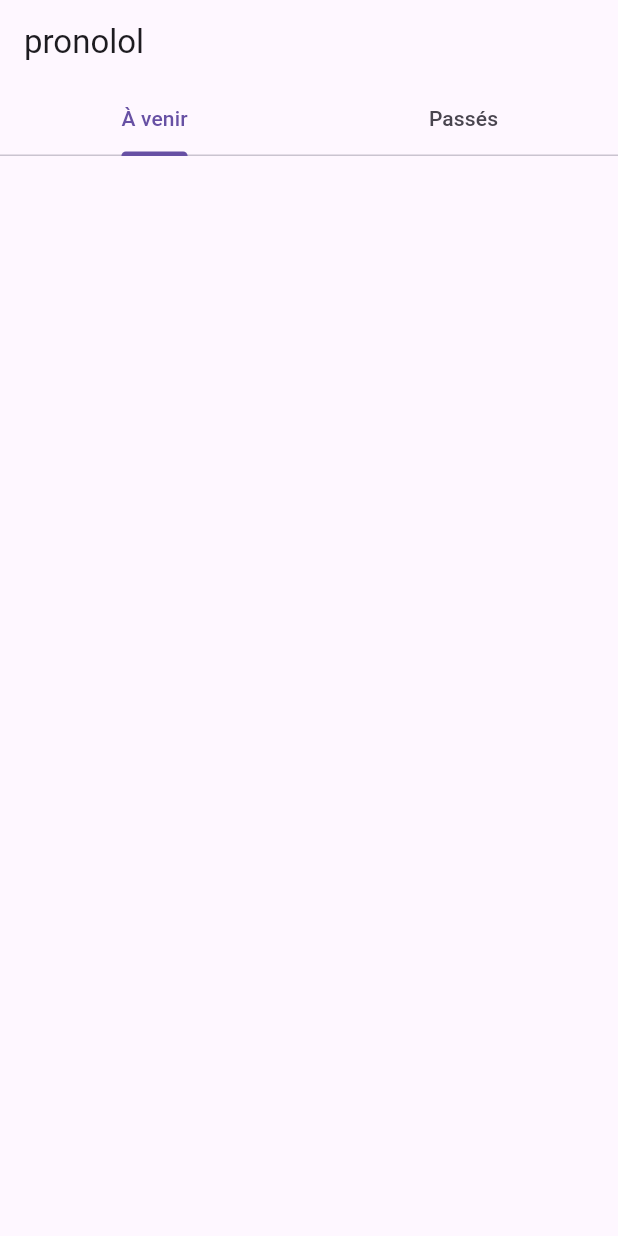
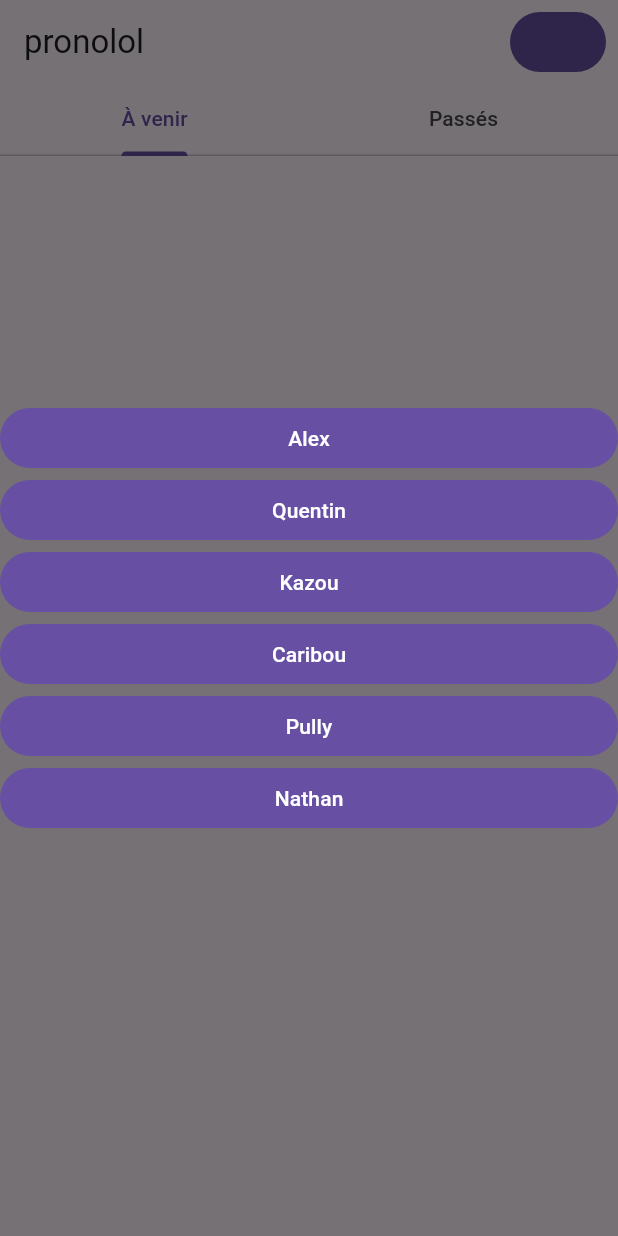
Before and after one commit to AlexStefanos/pronolol, a Flutter app: the screen it shows after launch, on a phone screen of 412 x 824 dp. Run offline on Flutter 3.47's test engine with Material 3 defaults, Android fonts, the light colour scheme and no system bars; our stand-ins replace cloud_firestore, firebase_core, firebase_messaging, shared_preferences; accounts and stored records are empty.

Commit message:
Adds user flow

```diff
--- a/lib/main.dart
+++ b/lib/main.dart
@@ -1,6 +1,7 @@
 import 'package:flutter/material.dart';
 import 'package:pronolol/api/firebase.dart';
 import 'package:firebase_core/firebase_core.dart';
+import 'package:pronolol/models/user_model.dart';
 import 'package:pronolol/pages/home_page.dart';
 
 import 'firebase_options.dart';
@@ -11,6 +12,7 @@ void main() async {
     options: DefaultFirebaseOptions.currentPlatform,
   );
   await FirebaseApi.initNotifications();
+  await User.getUser();
   runApp(const PronololApp());
 }
 
--- a/lib/modals/bet_modal.dart
+++ b/lib/modals/bet_modal.dart
@@ -117,10 +117,9 @@ class _BetModalState extends State<BetModal> {
               }),
             )
           ]),
-          // TODO: Replace user
           IconButton(
-              onPressed: () async => await FirebaseApi.bet(
-                  widget.match.id, "Caribou", bet1!, bet2!),
+              onPressed: () async =>
+                  await FirebaseApi.predict(widget.match.id, bet1!, bet2!),
               icon: const Icon(Icons.check))
         ]
       ]),
--- /dev/null
+++ b/lib/models/user_model.dart
@@ -0,0 +1,45 @@
+import 'package:flutter/material.dart';
+import 'package:shared_preferences/shared_preferences.dart';
+
+class User {
+  static const List<String> users = [
+    "Alex",
+    "Quentin",
+    "Kazou",
+    "Caribou",
+    "Pully",
+    "Nathan"
+  ];
+  static String? name;
+
+  // Get user from shared preferences
+  static Future<void> getUser() async {
+    SharedPreferences instance = await SharedPreferences.getInstance();
+    name = instance.getString("user");
+  }
+
+  // Save user in shared preferences
+  static Future<void> saveUser(String user) async {
+    SharedPreferences instance = await SharedPreferences.getInstance();
+    await instance.setString("user", user);
+    name = user;
+  }
+
+  static Future<void> showSelectUserModal(BuildContext context) async {
+    return showDialog(
+      context: context,
+      builder: (BuildContext context) {
+        return Column(
+            mainAxisAlignment: MainAxisAlignment.center,
+            mainAxisSize: MainAxisSize.min,
+            crossAxisAlignment: CrossAxisAlignment.stretch,
+            children: users
+                .map((user) => FilledButton(
+                    onPressed: () => User.saveUser(user)
+                        .then((value) => Navigator.pop(context)),
+                    child: Text(user)))
+                .toList());
+      },
+    );
+  }
+}
--- a/lib/pages/home_page.dart
+++ b/lib/pages/home_page.dart
@@ -1,11 +1,27 @@
 import 'package:flutter/material.dart';
 import 'package:pronolol/api/firebase.dart';
 import 'package:pronolol/match_item.dart';
+import 'package:pronolol/models/user_model.dart';
 
-class HomePage extends StatelessWidget {
+class HomePage extends StatefulWidget {
   const HomePage({super.key});
 
-  static const user = "Caribou";
+  @override
+  State<HomePage> createState() => _HomePageState();
+}
+
+class _HomePageState extends State<HomePage> {
+  @override
+  void initState() {
+    super.initState();
+
+    WidgetsBinding.instance.addPostFrameCallback((_) {
+      if (User.name == null) {
+        User.showSelectUserModal(context);
+        setState(() {});
+      }
+    });
+  }
 
   @override
   Widget build(BuildContext context) {
@@ -14,6 +30,17 @@ class HomePage extends StatelessWidget {
       child: Scaffold(
           appBar: AppBar(
             title: const Text('pronolol'),
+            actions: [
+              Padding(
+                padding: const EdgeInsets.only(right: 8.0),
+                child: FilledButton(
+                    onPressed: () async {
+                      await User.showSelectUserModal(context);
+                      setState(() {});
+                    },
+                    child: Text(User.name ?? "")),
+              )
+            ],
             bottom: const TabBar(tabs: [
               Tab(
                 text: "À venir",
--- a/pubspec.yaml
+++ b/pubspec.yaml
@@ -42,6 +42,7 @@ dependencies:
   intl: ^0.18.1
   firebase_analytics: ^10.5.1
   cloud_firestore: ^4.9.3
+  shared_preferences: ^2.2.2
 
 dev_dependencies:
   flutter_test:
```
Also changed, not shown: lib/api/firebase.dart (+6 -27 lines), lib/choose_winner.dart (deleted, +0 -68 lines), lib/match_item.dart (+23 -11 lines), lib/models/match_model.dart (+9 -6 lines), pubspec.lock, 5 other files.
